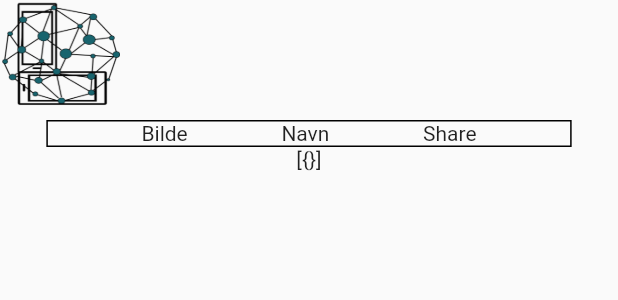
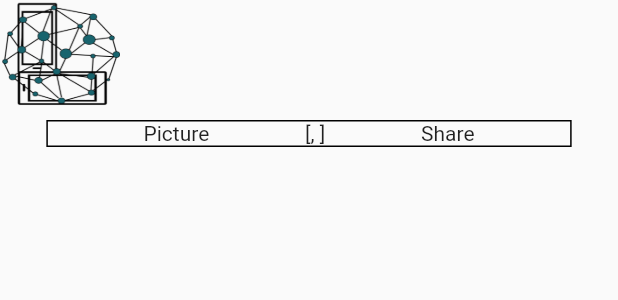
Before and after one commit to stianflatset/link_us, a Flutter app: the HomeView widget shown alone on an empty page, opened directly, on a phone screen of 412 x 824 dp. Shown: the top 300 px of the screen. Run offline on Flutter 3.47's test engine with Material 2 defaults, Android fonts, the phone set to English and light mode, and no system bars; our stand-ins replace cloud_firestore, community_material_icon, firebase_auth, firebase_core; accounts and stored records are empty.

Commit message:
Update on user data

```diff
--- a/lib/services/database_manager.dart
+++ b/lib/services/database_manager.dart
@@ -15,12 +15,14 @@ class DatabaseManager {
     });
   }
 
+
   Future getUser() async {
     List userList = [];
     try {
       await FirebaseFirestore.instance.collection('users').doc(firebaseUser).get().then((DocumentSnapshot documentSnapshot) {
         if (documentSnapshot.exists) {
-          userList.add(documentSnapshot.data());
+          userList.add(documentSnapshot.get('fornavn'));
+          userList.add(documentSnapshot.get('etternavn'));
         }
       }); return userList;
     }catch (e) {
--- a/lib/views_main/home_view.dart
+++ b/lib/views_main/home_view.dart
@@ -58,18 +58,12 @@ class _HomeViewState extends State<HomeView> {
           child: Row(
             mainAxisAlignment: MainAxisAlignment.spaceEvenly,
             children: [
-              Text("Bilde"),
-              Text("Navn"),
+              Text('Picture'),
+              Text('${userList}'),
               Text("Share"),
             ],
           ),
         ),
-        Container(
-          child: Text(userList.toString()),
-        ),
-        Container(
-
-        )
       ],
     );
   }
```
